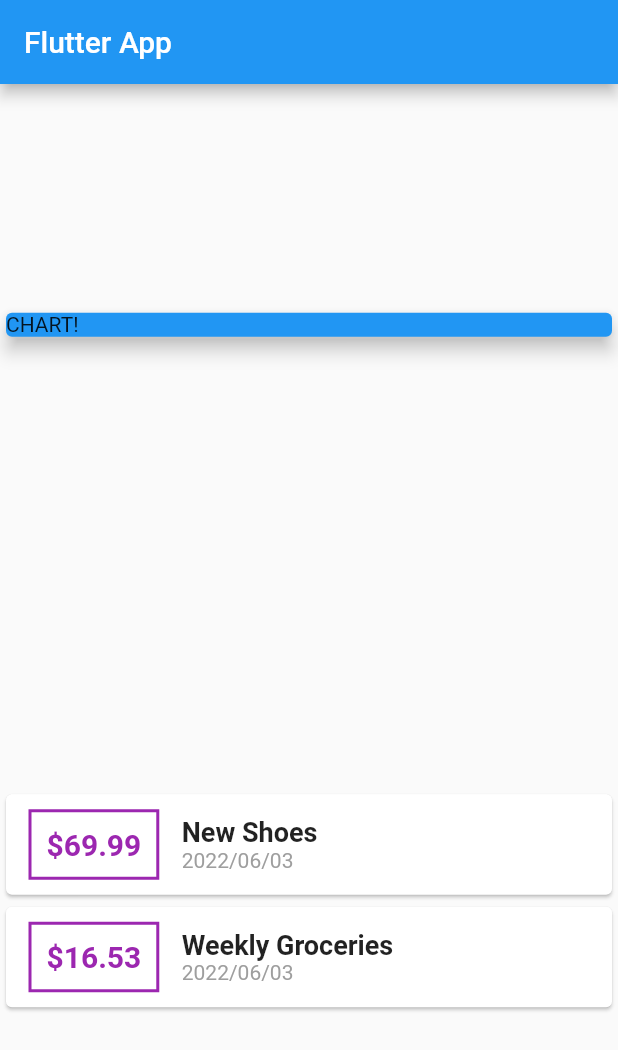
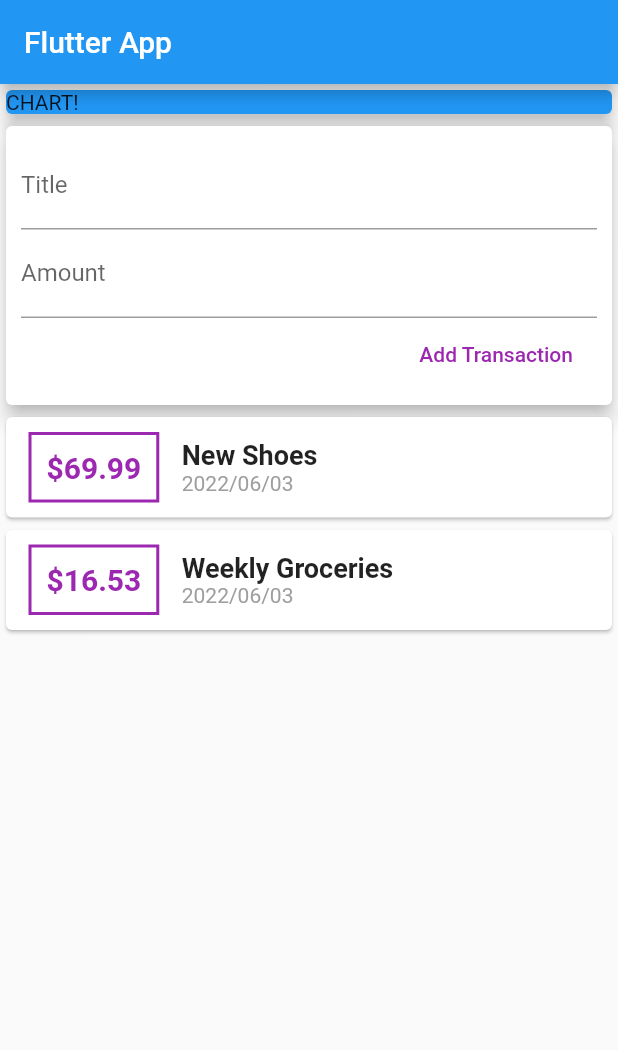
Before and after one commit to godo129/Flutter_Expense_App, a Flutter app: the screen it shows after launch, on a phone screen of 412 x 824 dp. Shown: the top 1050 px of the screen. Run offline on Flutter 3.47's test engine with Material 2 defaults, Android fonts, the phone set to English and light mode, and no system bars.

Commit message:
input widget

```diff
--- a/lib/main.dart
+++ b/lib/main.dart
@@ -39,7 +39,7 @@ class MyHomePage extends StatelessWidget {
         title: Text('Flutter App'),
       ),
       body: Column(
-          mainAxisAlignment: MainAxisAlignment.spaceAround, // 위치 잡기
+          mainAxisAlignment: MainAxisAlignment.start, // 위치 잡기
           crossAxisAlignment: CrossAxisAlignment.stretch,
           children: <Widget>[
             Container(
@@ -50,16 +50,35 @@ class MyHomePage extends StatelessWidget {
                 elevation: 5,
               ),
             ),
+            Card(
+              elevation: 5,
+              child: Container(
+                padding: EdgeInsets.all(10),
+                child: Column(
+                  crossAxisAlignment: CrossAxisAlignment.end,
+                  children: <Widget>[
+                    TextField(
+                      decoration: InputDecoration(labelText: 'Title'),
+                    ),
+                    TextField(
+                      decoration: InputDecoration(labelText: 'Amount'),
+                    ),
+                    FlatButton(
+                      onPressed: () {},
+                      child: Text('Add Transaction'),
+                      textColor: Colors.purple,
+                    )
+                  ],
+                ),
+              ),
+            ),
             Column(
                 children: transactions.map((tx) {
               return Card(
                   child: Row(
                 children: <Widget>[
                   Container(
-                    margin: EdgeInsets.symmetric(
-                      vertical: 10,
-                      horizontal: 15
-                    ),
+                    margin: EdgeInsets.symmetric(vertical: 10, horizontal: 15),
                     decoration: BoxDecoration(
                       border: Border.all(
                         color: Colors.purple,
@@ -74,19 +93,14 @@ class MyHomePage extends StatelessWidget {
                         fontSize: 20,
                         color: Colors.purple,
                       ),
-
                     ),
                   ),
                   Column(
                     crossAxisAlignment: CrossAxisAlignment.start,
                     children: <Widget>[
-                      Text(
-                        tx.title,
+                      Text(tx.title,
                           style: TextStyle(
-                          fontSize: 18,
-                          fontWeight: FontWeight.bold
-                        )
-                      ),
+                              fontSize: 18, fontWeight: FontWeight.bold)),
                       Text(
                         DateFormat('yyyy/MM/dd').format(tx.date),
                         style: TextStyle(color: Colors.grey),
```
Lines whose indentation alone changed are shown as unchanged.
